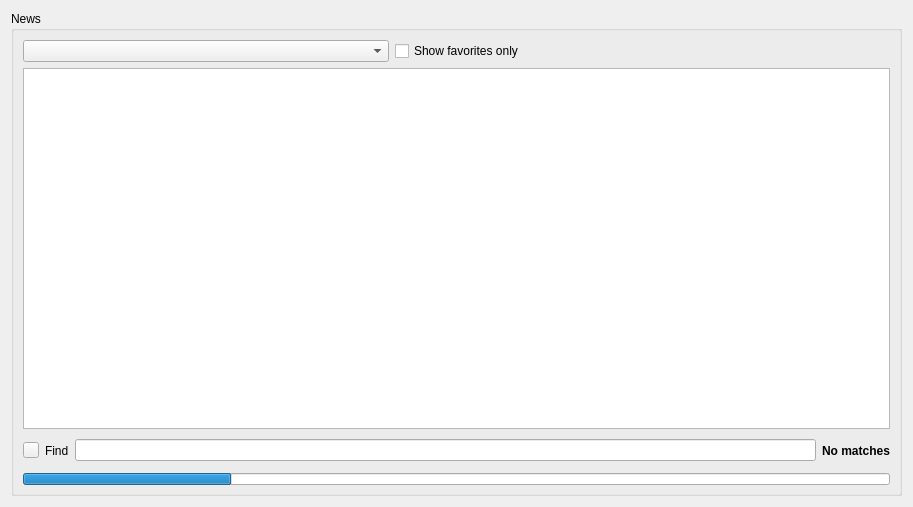
Old version of the form app/gui/groups.ui in the repository ensisoft/newsflash-plus.
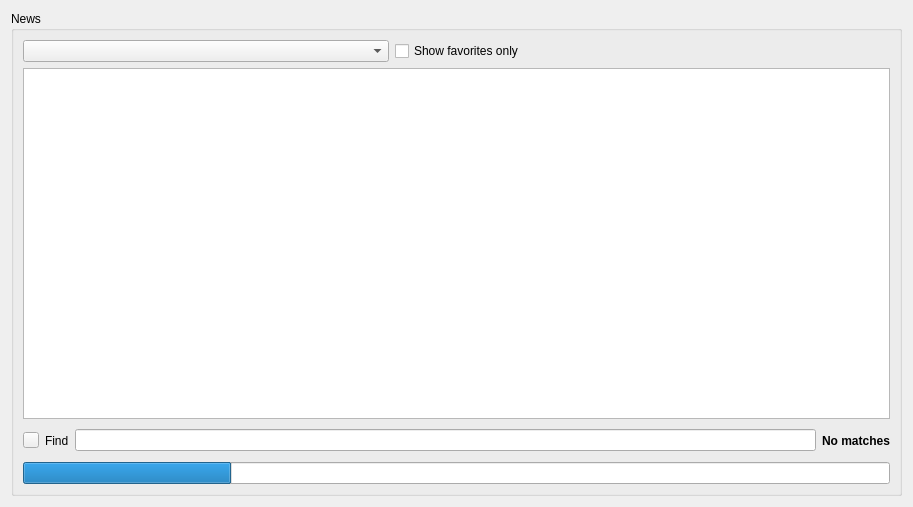
New version of the form. Icons and pictures are not drawn.

Patch:
```diff
--- a/app/gui/groups.ui
+++ b/app/gui/groups.ui
@@ -180,7 +180,7 @@
         <property name="maximumSize">
          <size>
           <width>16777215</width>
-          <height>10</height>
+          <height>16777215</height>
          </size>
         </property>
         <property name="value">
```
